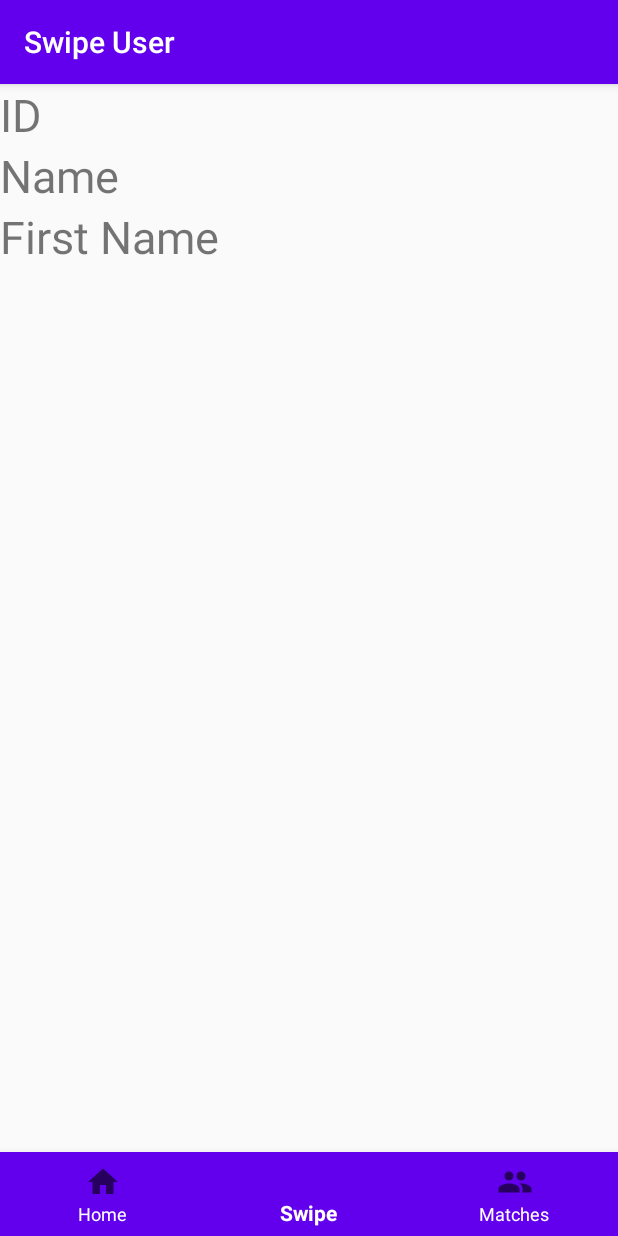
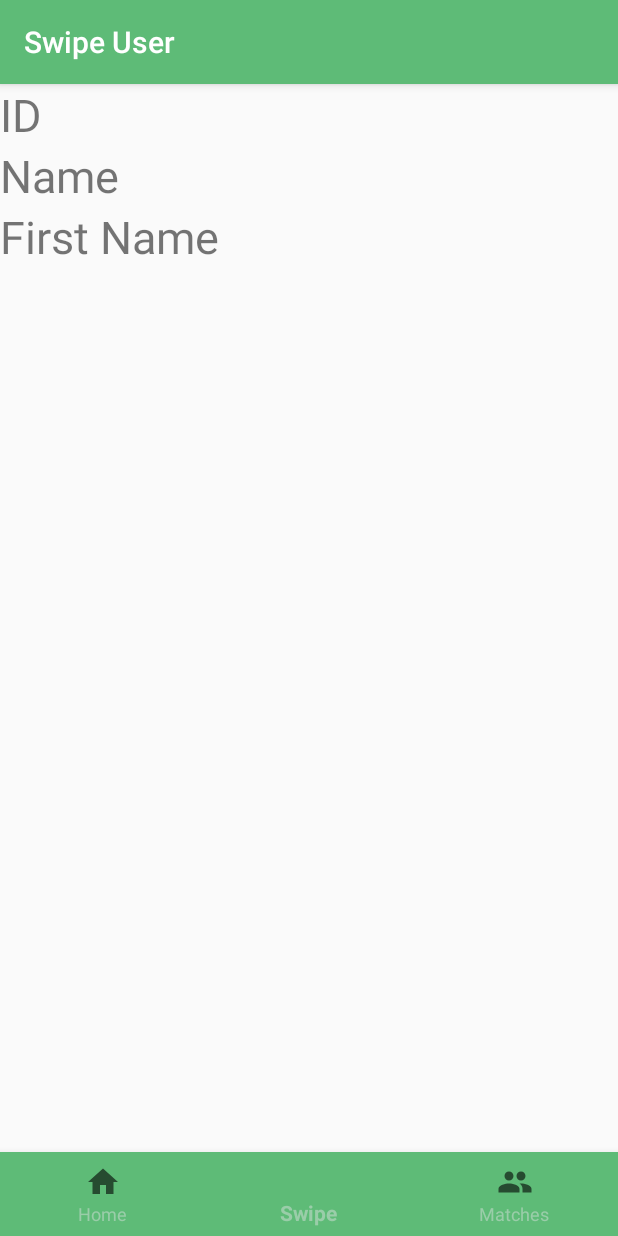
Before and after one commit to se-na/alpha, an Android app: the screen it shows after launch (MainActivity), item 2 of the bottom bar chosen, on a phone screen of 412 x 824 dp. Run offline under Robolectric (Android 15) with nearby library versions, the phone set to English and light mode, and no system bars; libraries missing offline, so code that uses them is left out: org.springframework.http, org.springframework.web.

Commit message:
add colors

```diff
--- a/app/src/main/res/drawable/ic_group_black_24dp.xml
+++ b/app/src/main/res/drawable/ic_group_24dp.xml
@@ -4,6 +4,6 @@
         android:viewportWidth="24.0"
         android:viewportHeight="24.0">
     <path
-        android:fillColor="#FF000000"
+        android:fillColor="@color/colorAccent"
         android:pathData="M16,11c1.66,0 2.99,-1.34 2.99,-3S17.66,5 16,5c-1.66,0 -3,1.34 -3,3s1.34,3 3,3zM8,11c1.66,0 2.99,-1.34 2.99,-3S9.66,5 8,5C6.34,5 5,6.34 5,8s1.34,3 3,3zM8,13c-2.33,0 -7,1.17 -7,3.5L1,19h14v-2.5c0,-2.33 -4.67,-3.5 -7,-3.5zM16,13c-0.29,0 -0.62,0.02 -0.97,0.05 1.16,0.84 1.97,1.97 1.97,3.45L17,19h6v-2.5c0,-2.33 -4.67,-3.5 -7,-3.5z"/>
 </vector>
--- a/app/src/main/res/drawable/ic_home_black_24dp.xml
+++ b/app/src/main/res/drawable/ic_home_24dp.xml
@@ -4,6 +4,6 @@
         android:viewportWidth="24.0"
         android:viewportHeight="24.0">
     <path
-        android:fillColor="#FF000000"
+        android:fillColor="@color/colorAccent"
         android:pathData="M10,20v-6h4v6h5v-8h3L12,3 2,12h3v8z"/>
 </vector>
--- a/app/src/main/res/drawable/ic_view_carousel_black_24dp.xml
+++ b/app/src/main/res/drawable/ic_view_carousel_24dp.xml
@@ -4,6 +4,6 @@
         android:viewportWidth="24.0"
         android:viewportHeight="24.0">
     <path
-        android:fillColor="#FF000000"
+        android:fillColor="@color/colorAccent"
         android:pathData="M7,19h10L17,4L7,4v15zM2,17h4L6,6L2,6v11zM18,6v11h4L22,6h-4z"/>
 </vector>
--- a/app/src/main/res/layout/activity_main.xml
+++ b/app/src/main/res/layout/activity_main.xml
@@ -18,7 +18,7 @@
             android:layout_height="wrap_content"
             android:layout_gravity="bottom"
             android:background="@color/colorPrimary"
-            app:itemTextColor="@color/cardview_light_background"
+            app:itemTextColor="@color/colorAccent"
             app:menu="@menu/bottom_navigation"
             tools:ignore="PrivateResource" />
 
--- a/app/src/main/res/menu/bottom_navigation.xml
+++ b/app/src/main/res/menu/bottom_navigation.xml
@@ -4,19 +4,19 @@
     <item
         android:id="@+id/action_home"
         android:enabled="true"
-        android:icon="@drawable/ic_home_black_24dp"
+        android:icon="@drawable/ic_home_24dp"
         android:title="@string/home" />
 
     <item
         android:id="@+id/action_swipe"
         android:enabled="true"
-        android:icon="@drawable/ic_view_carousel_black_24dp"
+        android:icon="@drawable/ic_view_carousel_24dp"
         android:title="@string/swipe"/>
 
     <item
         android:id="@+id/action_Matches"
         android:enabled="true"
-        android:icon="@drawable/ic_group_black_24dp"
+        android:icon="@drawable/ic_group_24dp"
         android:title="@string/matches"/>
 
 </menu>
--- a/app/src/main/res/values/colors.xml
+++ b/app/src/main/res/values/colors.xml
@@ -1,6 +1,11 @@
 <?xml version="1.0" encoding="utf-8"?>
 <resources>
-    <color name="colorPrimary">#6200EE</color>
-    <color name="colorPrimaryDark">#3700B3</color>
-    <color name="colorAccent">#03DAC5</color>
+    <color name="colorPrimary">#5EBB77</color>
+    <color name="colorPrimaryDark">#9ACDA9</color>
+    <color name="colorAccent">#9ACDA9</color>
+
+    <color name="colorActiveMenu">#004A26</color>
+
+    <color name="defaultInput">#A2CBB3</color>
+    <color name="Text">#04342C</color>
 </resources>
```
Also changed, not shown: 1 other file.
